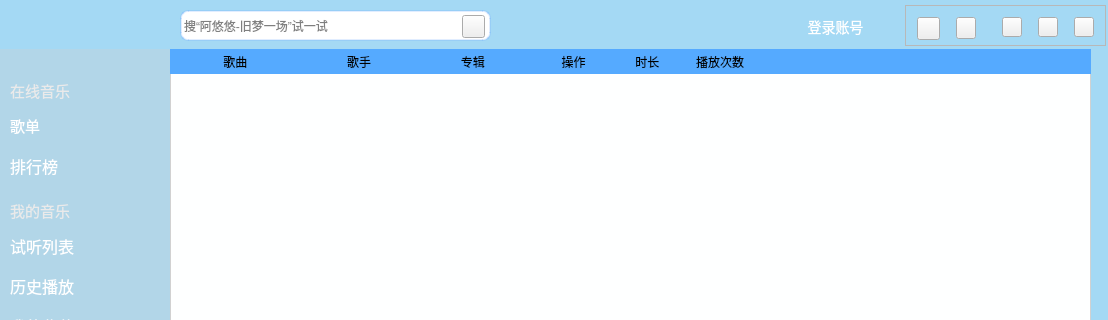
First picture: the form in mainwindow.ui, repository HuaGouFdog/FdogMusicPlayer, before the edit; both pictures show x 0 to 1108 and y 0 to 320 of the 1108 by 699 pixel window.
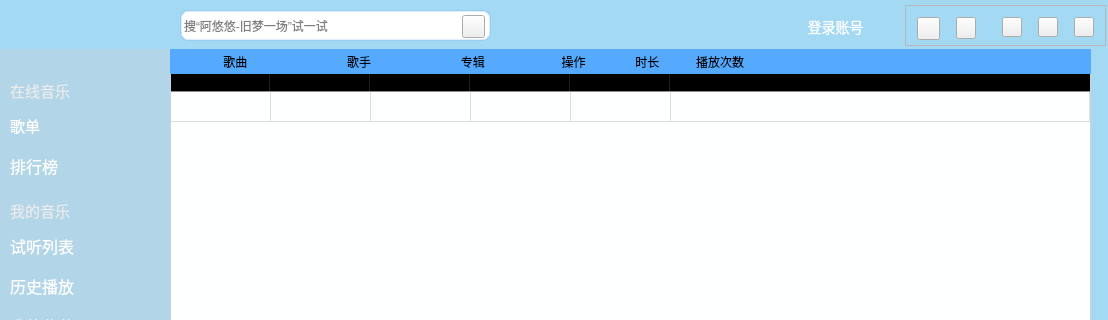
Second picture: the form after the edit. Icons and pictures are not drawn.

What changed in the file:
```diff
--- a/mainwindow.ui
+++ b/mainwindow.ui
@@ -1962,9 +1962,53 @@
         <height>551</height>
        </rect>
       </property>
+      <attribute name="horizontalHeaderCascadingSectionResizes">
+       <bool>true</bool>
+      </attribute>
+      <attribute name="horizontalHeaderShowSortIndicator" stdset="0">
+       <bool>true</bool>
+      </attribute>
       <attribute name="horizontalHeaderStretchLastSection">
        <bool>true</bool>
       </attribute>
+      <attribute name="verticalHeaderVisible">
+       <bool>false</bool>
+      </attribute>
+      <row>
+       <property name="text">
+        <string>新建行</string>
+       </property>
+      </row>
+      <column>
+       <property name="text">
+        <string>歌曲</string>
+       </property>
+      </column>
+      <column>
+       <property name="text">
+        <string>歌手</string>
+       </property>
+      </column>
+      <column>
+       <property name="text">
+        <string>专辑</string>
+       </property>
+      </column>
+      <column>
+       <property name="text">
+        <string>操作</string>
+       </property>
+      </column>
+      <column>
+       <property name="text">
+        <string>时长</string>
+       </property>
+      </column>
+      <column>
+       <property name="text">
+        <string>播放次数</string>
+       </property>
+      </column>
      </widget>
      <widget class="QLabel" name="label_30">
       <property name="geometry">
```
